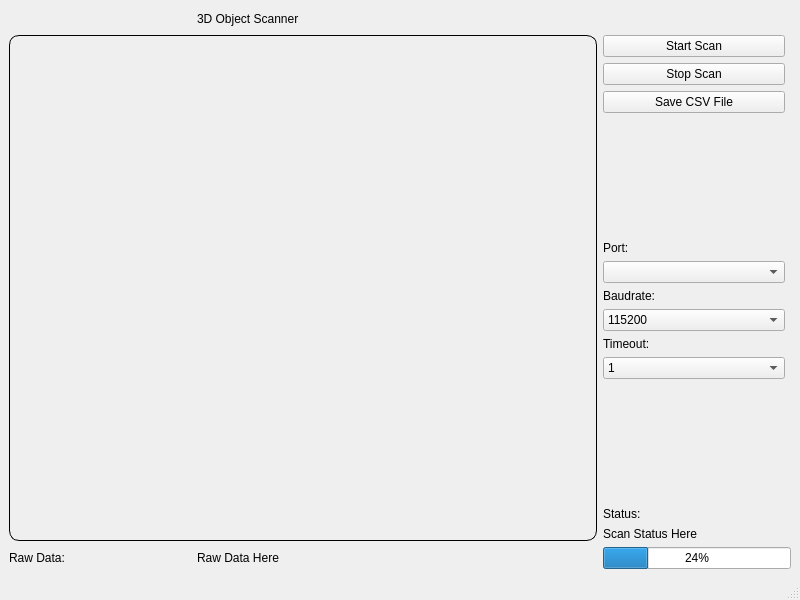
This is Assets/scanner.ui in PMcTwist/Object-Scanner as Qt 5 draws it before an edit. The edited form follows.
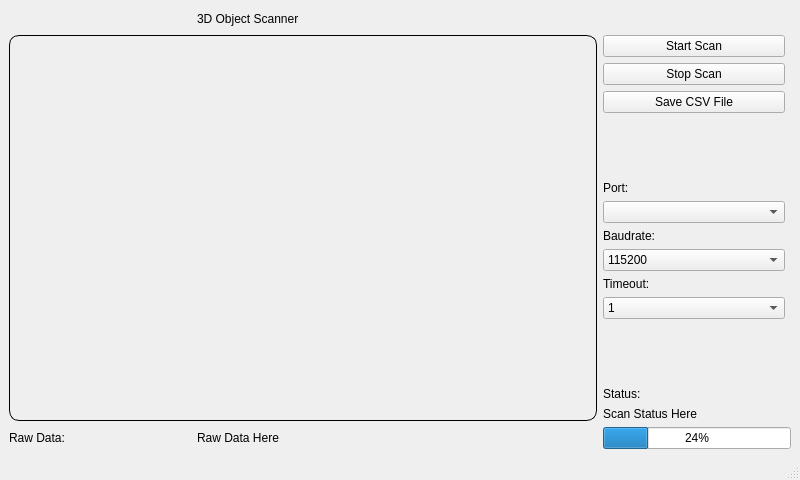
This is the edited form.

Commit message:
-Changed defaultl size of UI window
P@

```diff
--- a/Assets/scanner.ui
+++ b/Assets/scanner.ui
@@ -7,9 +7,21 @@
     <x>0</x>
     <y>0</y>
     <width>800</width>
-    <height>600</height>
+    <height>480</height>
    </rect>
   </property>
+  <property name="minimumSize">
+   <size>
+    <width>600</width>
+    <height>400</height>
+   </size>
+  </property>
+  <property name="maximumSize">
+   <size>
+    <width>800</width>
+    <height>480</height>
+   </size>
+  </property>
   <property name="windowTitle">
    <string>Object Scanner</string>
   </property>
```
